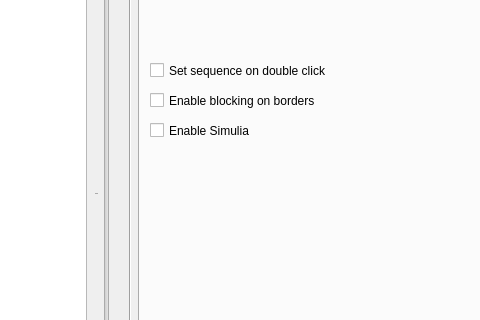
The window that PluginModules/SimuBot/ihm_SimuBot.ui (CRLG/LABOTBOX) describes before a commit, drawn with Qt 5; both pictures show x 696 to 1176 and y 142 to 462 of the 1262 by 758 pixel window.
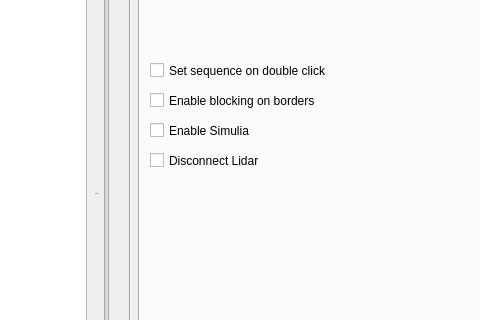
The same window after the commit. The open tabs and pages were chosen to show the change. Icons and pictures are not drawn.

Commit message: [Simubot] possibilité de déconnecter le Lidar (test dysfonctionnel) pendant la simu

The edit to the form file:
```diff
--- a/PluginModules/SimuBot/ihm_SimuBot.ui
+++ b/PluginModules/SimuBot/ihm_SimuBot.ui
@@ -1529,6 +1529,19 @@
          <string>Enable Simulia</string>
         </property>
        </widget>
+       <widget class="QCheckBox" name="checkBox_DisconnectLidar">
+        <property name="geometry">
+         <rect>
+          <x>10</x>
+          <y>190</y>
+          <width>181</width>
+          <height>23</height>
+         </rect>
+        </property>
+        <property name="text">
+         <string>Disconnect Lidar</string>
+        </property>
+       </widget>
       </widget>
       <widget class="QWidget" name="tb_Simu">
        <attribute name="title">
```
Left out of the diff: 2 changed lines with no effect on the pictures. The commit also changes 1 other file.
